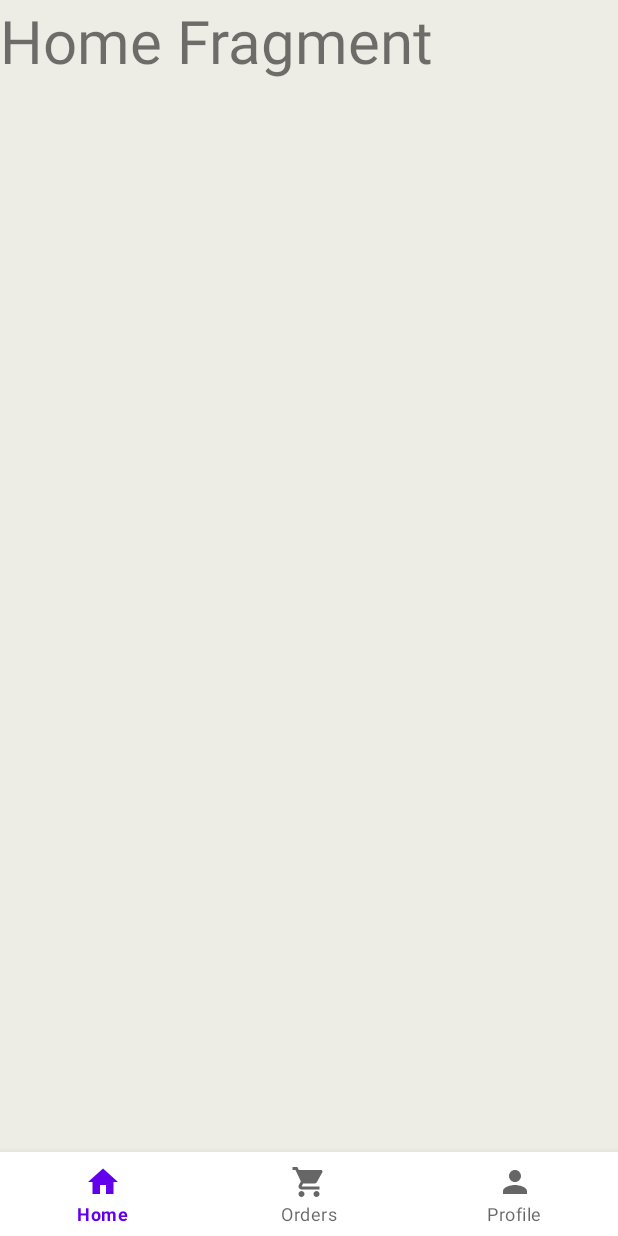
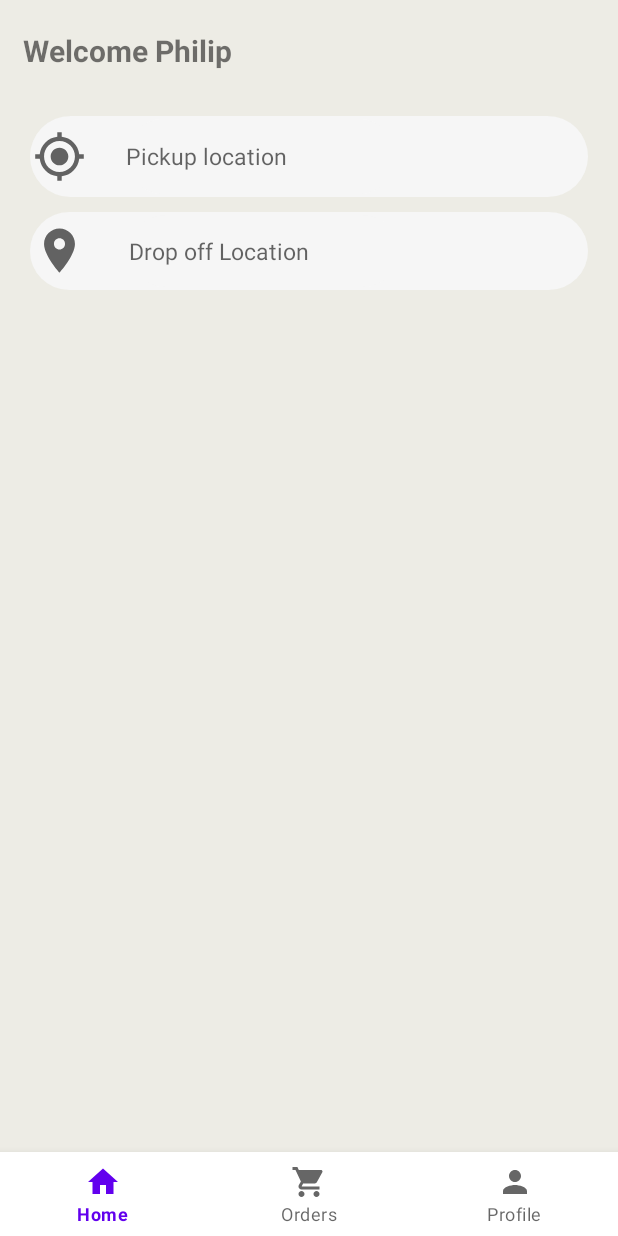
Before and after one commit to Philip991/ParcelWizrd, an Android app: the HomeFragment screen opened directly, with no data from a screen before it, on a phone screen of 412 x 824 dp. Run offline under Robolectric (Android 15) with nearby library versions, the phone set to English and light mode, and no system bars.

Commit message:
MainActivity fragments created

```diff
--- a/app/src/main/AndroidManifest.xml
+++ b/app/src/main/AndroidManifest.xml
@@ -3,6 +3,7 @@
     package="com.example.parcelwizrd">
 
     <application
+        android:name=".Home"
         android:allowBackup="true"
         android:icon="@mipmap/ic_launcher"
         android:label="@string/app_name"
--- /dev/null
+++ b/app/src/main/java/com/example/parcelwizrd/Home.java
@@ -0,0 +1,21 @@
+package com.example.parcelwizrd;
+
+import android.app.Application;
+import android.content.Intent;
+
+import com.google.firebase.auth.FirebaseAuth;
+import com.google.firebase.auth.FirebaseUser;
+
+public class Home extends Application {
+    @Override
+    public void onCreate() {
+        super.onCreate();
+        FirebaseAuth firebaseAuth=FirebaseAuth.getInstance();
+        FirebaseUser firebaseUser= firebaseAuth.getCurrentUser();
+
+        if(firebaseUser!=null){
+            Intent intent = new Intent(Home.this, MainActivity.class);
+            startActivity(intent);
+        }return;
+    }
+}
--- a/app/src/main/java/com/example/parcelwizrd/HomeFragment.java
+++ b/app/src/main/java/com/example/parcelwizrd/HomeFragment.java
@@ -12,11 +12,16 @@ import android.view.ViewGroup;
 public class HomeFragment extends Fragment {
 
 
+    View view;
+
+
     @Override
     public View onCreateView(LayoutInflater inflater, ViewGroup container,
                              Bundle savedInstanceState) {
         // Inflate the layout for this fragment
-        return inflater.inflate(R.layout.fragment_home, container, false);
+        view = inflater.inflate(R.layout.fragment_home, container, false);
+
+        return view;
     }
     public HomeFragment(){
 
--- a/app/src/main/java/com/example/parcelwizrd/MainActivity.java
+++ b/app/src/main/java/com/example/parcelwizrd/MainActivity.java
@@ -10,6 +10,7 @@ import androidx.fragment.app.FragmentTransaction;
 import android.os.Bundle;
 import android.view.MenuItem;
 import android.widget.ArrayAdapter;
+import android.widget.Button;
 
 import com.example.parcelwizrd.databinding.ActivityMainBinding;
 import com.google.android.material.bottomnavigation.BottomNavigationView;
@@ -29,6 +30,7 @@ public class MainActivity extends AppCompatActivity {
     ActivityMainBinding binding;
 
 
+
     @Override
     protected void onCreate(Bundle savedInstanceState) {
         super.onCreate(savedInstanceState);
@@ -36,6 +38,7 @@ public class MainActivity extends AppCompatActivity {
         setContentView(binding.getRoot());
         replaceFragment(new HomeFragment());
         getSupportActionBar().hide();
+
 
 
         arrayList= new ArrayList<String>();
--- a/app/src/main/java/com/example/parcelwizrd/RegisterUser.java
+++ b/app/src/main/java/com/example/parcelwizrd/RegisterUser.java
@@ -201,7 +201,7 @@ public class RegisterUser extends AppCompatActivity {
                         userID=firebaseUser.getUid();
 
 
-                        reference = FirebaseDatabase.getInstance().getReference("Users").child(RegisterUser.CUSTOMER_USERS).child(username);
+                        reference = FirebaseDatabase.getInstance().getReference("User").child(RegisterUser.CUSTOMER_USERS).child(username);
                         HashMap<String, String> hashMap = new HashMap<>();
                         hashMap.put("id",userID);
                         hashMap.put("Username", username);
--- a/app/src/main/java/com/example/parcelwizrd/RiderRegistration.java
+++ b/app/src/main/java/com/example/parcelwizrd/RiderRegistration.java
@@ -203,7 +203,7 @@ public class RiderRegistration extends AppCompatActivity {
                         userID= firebaseUser.getUid();
 
 
-                        reference = FirebaseDatabase.getInstance().getReference("Users").child(RiderRegistration.CUSTOMER_USERS).child(username);
+                        reference = FirebaseDatabase.getInstance().getReference("User").child(RiderRegistration.CUSTOMER_USERS).child(username);
                         HashMap<String, String>hashMap= new HashMap<>();
                         hashMap.put("id", userID);
                         hashMap.put("Username", username);
--- /dev/null
+++ b/app/src/main/java/com/example/parcelwizrd/User.java
@@ -0,0 +1,16 @@
+package com.example.parcelwizrd;
+
+public class User {
+    public String Username, Email, FirstName, LastName;
+
+    public User(){
+
+    }
+
+    public User(String Username, String Email, String FirstName, String LastName){
+        this.Username= Username;
+        this.Email= Email;
+        this.FirstName=FirstName;
+        this.LastName=LastName;
+    }
+}
--- /dev/null
+++ b/app/src/main/res/drawable/ic_baseline_gps_fixed_24.xml
@@ -0,0 +1,10 @@
+<vector xmlns:android="http://schemas.android.com/apk/res/android"
+    android:width="24dp"
+    android:height="24dp"
+    android:viewportWidth="24"
+    android:viewportHeight="24"
+    android:tint="?attr/colorControlNormal">
+  <path
+      android:fillColor="@android:color/white"
+      android:pathData="M12,8c-2.21,0 -4,1.79 -4,4s1.79,4 4,4 4,-1.79 4,-4 -1.79,-4 -4,-4zM20.94,11c-0.46,-4.17 -3.77,-7.48 -7.94,-7.94L13,1h-2v2.06C6.83,3.52 3.52,6.83 3.06,11L1,11v2h2.06c0.46,4.17 3.77,7.48 7.94,7.94L11,23h2v-2.06c4.17,-0.46 7.48,-3.77 7.94,-7.94L23,13v-2h-2.06zM12,19c-3.87,0 -7,-3.13 -7,-7s3.13,-7 7,-7 7,3.13 7,7 -3.13,7 -7,7z"/>
+</vector>
--- /dev/null
+++ b/app/src/main/res/drawable/ic_baseline_location_on_24.xml
@@ -0,0 +1,10 @@
+<vector xmlns:android="http://schemas.android.com/apk/res/android"
+    android:width="24dp"
+    android:height="24dp"
+    android:viewportWidth="24"
+    android:viewportHeight="24"
+    android:tint="?attr/colorControlNormal">
+  <path
+      android:fillColor="@android:color/white"
+      android:pathData="M12,2C8.13,2 5,5.13 5,9c0,5.25 7,13 7,13s7,-7.75 7,-13c0,-3.87 -3.13,-7 -7,-7zM12,11.5c-1.38,0 -2.5,-1.12 -2.5,-2.5s1.12,-2.5 2.5,-2.5 2.5,1.12 2.5,2.5 -1.12,2.5 -2.5,2.5z"/>
+</vector>
--- a/app/src/main/res/layout/fragment_home.xml
+++ b/app/src/main/res/layout/fragment_home.xml
@@ -1,17 +1,104 @@
 <?xml version="1.0" encoding="utf-8"?>
-<RelativeLayout
+<LinearLayout
     xmlns:android="http://schemas.android.com/apk/res/android"
     xmlns:tools="http://schemas.android.com/tools"
     android:layout_width="match_parent"
     android:layout_height="match_parent"
     android:background="@color/bg_color"
+    android:orientation="vertical"
     tools:context=".HomeFragment">
 
     <!-- TODO: Update blank fragment layout -->
+
     <TextView
+        android:id="@+id/greeting"
+        android:layout_width="wrap_content"
+        android:layout_height="wrap_content"
+        android:textSize="20sp"
+        android:text="Welcome Philip"
+        android:textStyle="bold"
+        android:layout_marginTop="20dp"
+        android:layout_marginLeft="15dp" />
+
+
+    <LinearLayout
         android:layout_width="match_parent"
-        android:layout_height="match_parent"
-        android:text="Home Fragment"
-        android:textSize="40dp"/>
+        android:layout_height="wrap_content"
+        android:orientation="vertical">
 
-</RelativeLayout>
+        <LinearLayout
+            android:layout_width="match_parent"
+            android:layout_height="match_parent"
+            android:orientation="vertical">
+
+            <RelativeLayout
+                android:layout_width="match_parent"
+                android:layout_height="54dp"
+                android:layout_gravity="center_horizontal"
+                android:layout_marginStart="20dp"
+                android:layout_marginTop="30dp"
+                android:layout_marginEnd="20dp"
+                android:background="@drawable/rounded_corner"
+                android:padding="2dp"
+                android:visibility="visible">
+
+                <EditText
+                    android:id="@+id/et_pickup"
+                    android:layout_width="wrap_content"
+                    android:layout_height="match_parent"
+                    android:layout_alignParentStart="true"
+                    android:layout_marginStart="62dp"
+                    android:background="@drawable/rounded_corner"
+                    android:ems="10"
+                    android:hint="Pickup location"
+                    android:inputType="text"
+                    android:textColor="@color/black"
+                    android:textSize="15sp" />
+
+                <ImageView
+                    android:layout_width="35dp"
+                    android:layout_height="35dp"
+                    android:layout_alignParentStart="true"
+                    android:layout_centerVertical="true"
+                    android:src="@drawable/ic_baseline_gps_fixed_24" />
+            </RelativeLayout>
+
+            <RelativeLayout
+                android:layout_width="match_parent"
+                android:layout_height="52dp"
+                android:layout_gravity="center_horizontal"
+                android:layout_marginStart="20dp"
+                android:layout_marginTop="10dp"
+                android:layout_marginEnd="20dp"
+                android:background="@drawable/rounded_corner"
+                android:padding="2dp"
+                android:visibility="visible">
+
+                <EditText
+                    android:id="@+id/et_dropOff"
+                    android:layout_width="wrap_content"
+                    android:layout_height="match_parent"
+                    android:layout_alignParentStart="true"
+                    android:layout_marginStart="64dp"
+                    android:background="@drawable/rounded_corner"
+                    android:ems="10"
+                    android:hint="Drop off Location"
+                    android:inputType="text"
+                    android:textColor="@color/black"
+                    android:textSize="15sp" />
+
+                <ImageView
+                    android:layout_width="35dp"
+                    android:layout_height="35dp"
+                    android:layout_alignParentStart="true"
+                    android:layout_centerVertical="true"
+                    android:src="@drawable/ic_baseline_location_on_24" />
+
+            </RelativeLayout>
+        </LinearLayout>
+
+    </LinearLayout>
+
+
+
+</LinearLayout>
```
Also changed, not shown: app/src/main/java/com/example/parcelwizrd/ProfileFragment.java (+17 -0 lines).
